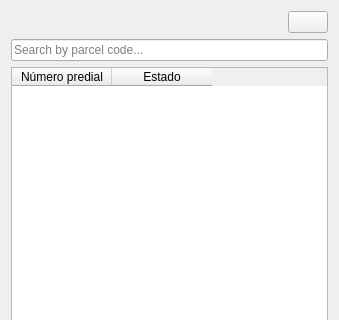
Old version of the form asistente_ladm_col/ui/field_data_capture/allocate_parcels_initial_panel_widget.ui in the repository SwissTierrasColombia/Asistente-LADM-COL; both pictures show x 0 to 339 and y 0 to 320 of the 339 by 625 pixel window.
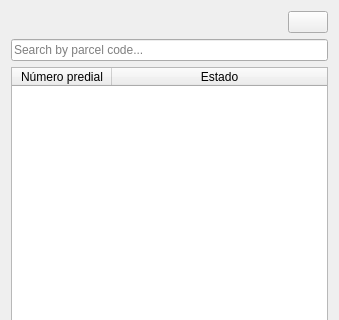
New version of the form. Icons and pictures are not drawn. Custom widgets are drawn as their Qt base class.

Patch:
```diff
--- a/asistente_ladm_col/ui/field_data_capture/allocate_parcels_initial_panel_widget.ui
+++ b/asistente_ladm_col/ui/field_data_capture/allocate_parcels_initial_panel_widget.ui
@@ -135,6 +135,9 @@
        <attribute name="horizontalHeaderMinimumSectionSize">
         <number>42</number>
        </attribute>
+       <attribute name="horizontalHeaderStretchLastSection">
+        <bool>true</bool>
+       </attribute>
        <column>
         <property name="text">
          <string>Número predial</string>
```
